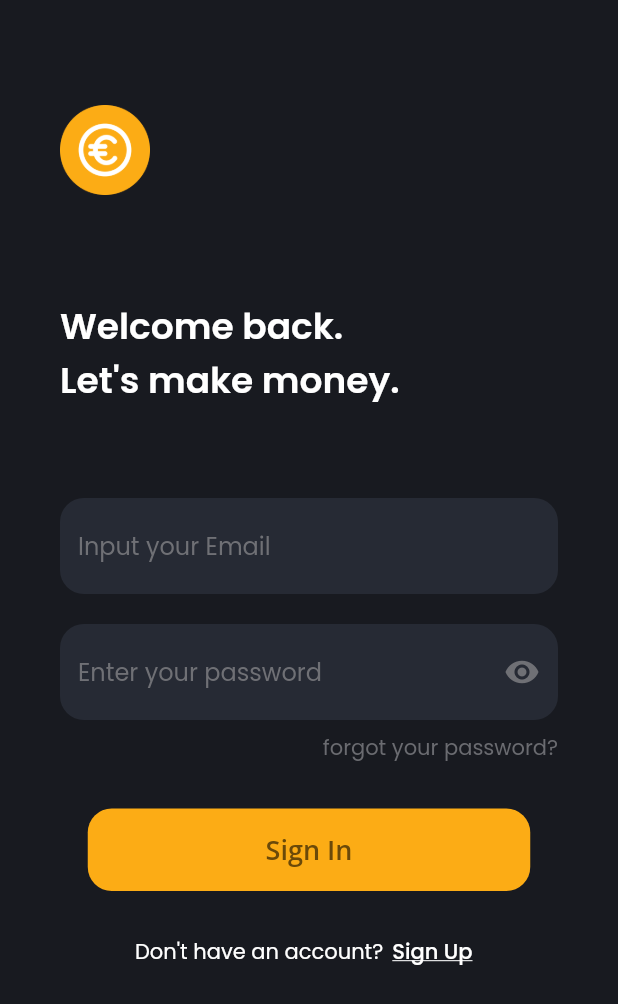
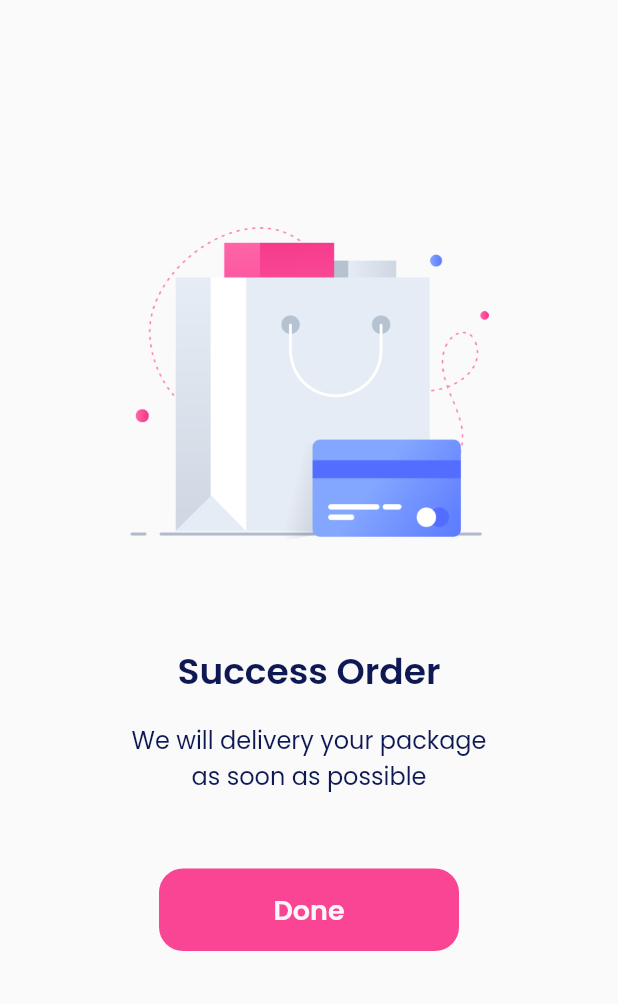
Before and after one commit to davadaviar/intro-flutter, a Flutter app: the screen it shows after launch, on a phone screen of 412 x 824 dp. Shown: the top 1004 px of the screen. Run offline on Flutter 3.47's test engine with Material 2 defaults, Android fonts, the phone set to English and light mode, and no system bars; our stand-ins replace google_fonts.

Commit message:
Add first empty page

```diff
--- a/lib/main.dart
+++ b/lib/main.dart
@@ -1,4 +1,5 @@
 import 'package:flutter/material.dart';
+import 'package:flutterday_one/pages/first_empty.dart';
 import 'package:flutterday_one/pages/first_signin.dart';
 import 'package:flutterday_one/pages/first_splashscreen.dart';
 import 'package:flutterday_one/pages/second_splashscreen.dart';
@@ -11,7 +12,7 @@ class SevenDays extends StatelessWidget {
   Widget build(BuildContext context) {
     return MaterialApp(
       debugShowCheckedModeBanner: false,
-      home: FirstSignIn(),
+      home: FirstEmpty(),
     );
   }
 }
--- /dev/null
+++ b/lib/pages/first_empty.dart
@@ -0,0 +1,56 @@
+import 'package:flutter/material.dart';
+import 'package:flutterday_one/widget/theme.dart';
+
+class FirstEmpty extends StatelessWidget {
+  @override
+  Widget build(BuildContext context) {
+    return Scaffold(
+      body: Padding(
+        padding: const EdgeInsets.only(top: 150, left: 60, right: 60),
+        child: Center(
+          child: Column(
+            children: [
+              Image.asset(
+                'assets/empty_illustration.png',
+                width: 240,
+                height: 210,
+              ),
+              SizedBox(
+                height: 70,
+              ),
+              Text(
+                'Success Order',
+                style: boldTextStyle,
+              ),
+              SizedBox(
+                height: 15,
+              ),
+              Text(
+                'We will delivery your package \nas soon as possible',
+                style: lightTextStyle,
+                textAlign: TextAlign.center,
+              ),
+              SizedBox(
+                height: 50,
+              ),
+              Container(
+                width: 200,
+                height: 55,
+                decoration: BoxDecoration(
+                  color: Color(0xffF94593),
+                  borderRadius: BorderRadius.circular(16),
+                ),
+                child: Align(
+                  child: Text(
+                    'Done',
+                    style: buttonTextStyle,
+                  ),
+                ),
+              ),
+            ],
+          ),
+        ),
+      ),
+    );
+  }
+}
```
